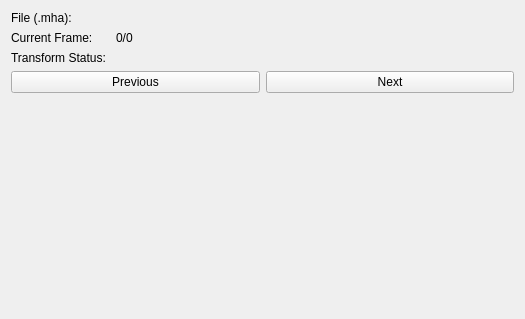
Above: SimpleMhaReader/Resources/UI/qSlicerSimpleMhaReaderModuleWidget.ui from mehrtash/SimpleMhaReader before the change. Below: the same form after it.
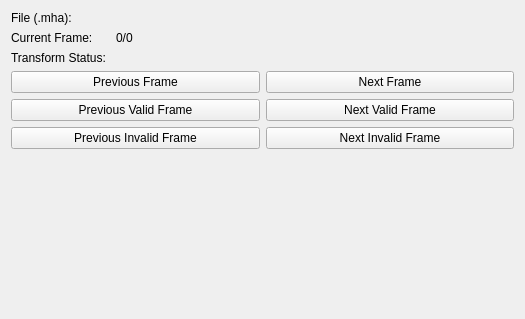
That is the form after the change. Custom widgets are drawn as their Qt base class.

Commit message: ENH: Add UI and logic for jumping to next/previous valid/invalid frames.

What changed in the file:
```diff
--- a/SimpleMhaReader/Resources/UI/qSlicerSimpleMhaReaderModuleWidget.ui
+++ b/SimpleMhaReader/Resources/UI/qSlicerSimpleMhaReaderModuleWidget.ui
@@ -70,14 +70,50 @@
      <item>
       <widget class="QPushButton" name="previousPushButton">
        <property name="text">
-        <string>Previous</string>
+        <string>Previous Frame</string>
        </property>
       </widget>
      </item>
      <item>
       <widget class="QPushButton" name="nextPushButton">
        <property name="text">
-        <string>Next</string>
+        <string>Next Frame</string>
+       </property>
+      </widget>
+     </item>
+    </layout>
+   </item>
+   <item>
+    <layout class="QHBoxLayout" name="horizontalLayout_3">
+     <item>
+      <widget class="QPushButton" name="previousValidFrameButton">
+       <property name="text">
+        <string>Previous Valid Frame</string>
+       </property>
+      </widget>
+     </item>
+     <item>
+      <widget class="QPushButton" name="nextValidFrameButton">
+       <property name="text">
+        <string>Next Valid Frame</string>
+       </property>
+      </widget>
+     </item>
+    </layout>
+   </item>
+   <item>
+    <layout class="QHBoxLayout" name="horizontalLayout_4">
+     <item>
+      <widget class="QPushButton" name="previousInvalidFrameButton">
+       <property name="text">
+        <string>Previous Invalid Frame</string>
+       </property>
+      </widget>
+     </item>
+     <item>
+      <widget class="QPushButton" name="nextInvalidFrameButton">
+       <property name="text">
+        <string>Next Invalid Frame</string>
        </property>
       </widget>
      </item>
```
The commit also changes 4 other files.
